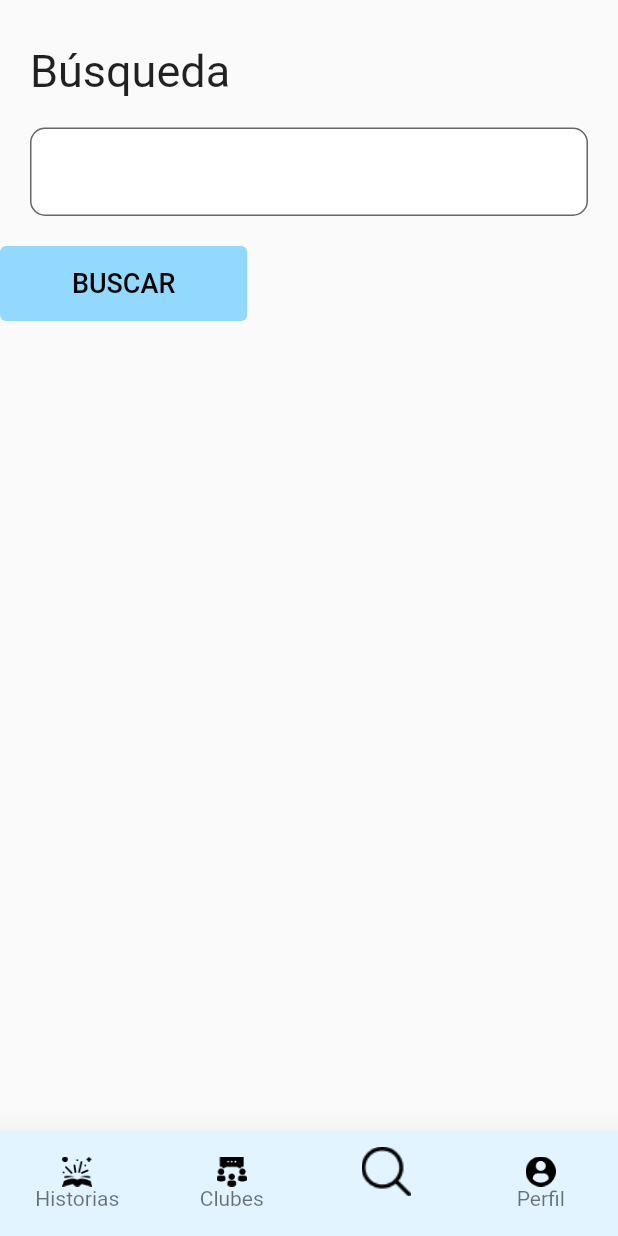
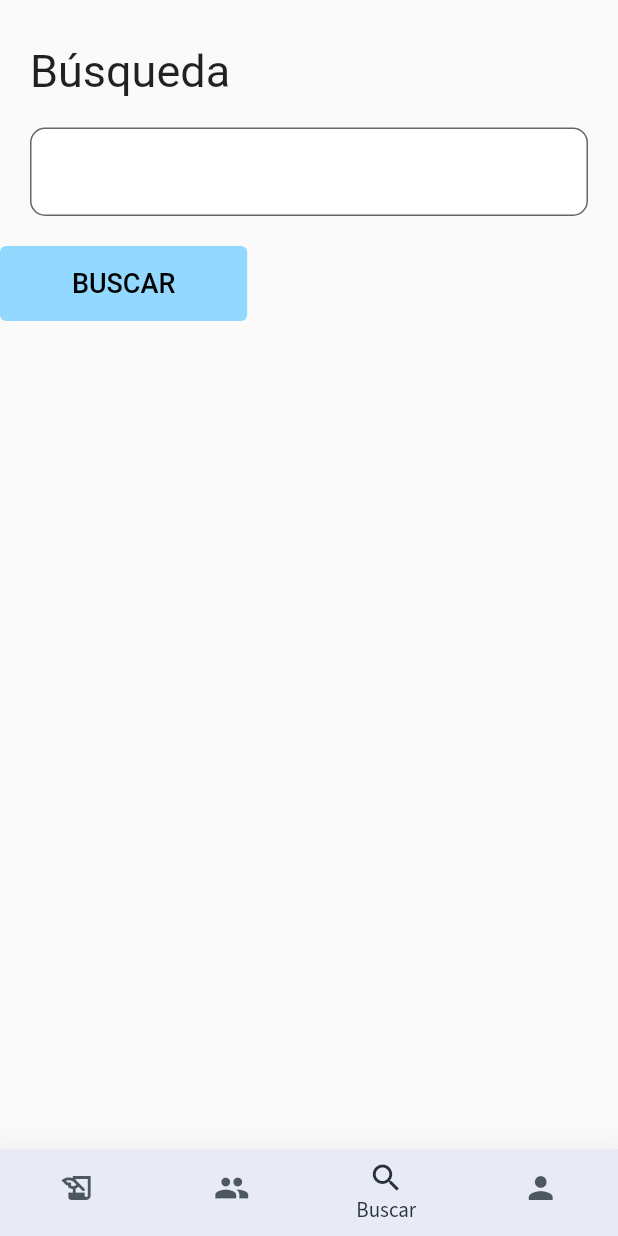
Before and after one commit to djgamarra/world_builder, a Flutter app: the HomePage screen opened directly, item 3 of the bottom bar chosen, on a phone screen of 412 x 824 dp. Run offline on Flutter 3.47's test engine with Material 2 defaults, Android fonts, the phone set to English and light mode, and no system bars; our stand-ins replace cloud_firestore, firebase_auth, firebase_core, flutter_svg, get, google_fonts; accounts and stored records are empty; Roboto replaces fonts that are missing (Play).

Commit message:
Style updated

```diff
--- a/lib/ui/pages/home_page.dart
+++ b/lib/ui/pages/home_page.dart
@@ -1,6 +1,7 @@
 import 'dart:ui';
 import 'package:flutter/material.dart';
 import 'package:google_fonts/google_fonts.dart';
+import 'package:world_builder/ui/constants.dart';
 import 'package:world_builder/ui/pages/search_page.dart';
 import 'package:world_builder/ui/pages/clubs_page.dart';
 import 'package:world_builder/ui/pages/stories_page.dart';
@@ -14,7 +15,6 @@ class HomePage extends StatefulWidget {
 }
 
 class _HomePageState extends State<HomePage> {
-
   int _selectedIndex = 0;
 
   static const List<Widget> _widgetOptions = <Widget>[
@@ -29,49 +29,42 @@ class _HomePageState extends State<HomePage> {
       _selectedIndex = index;
     });
   }
+
   @override
   Widget build(BuildContext context) {
-
     return Scaffold(
-      body: Center(
-        child: _widgetOptions.elementAt(_selectedIndex),
-      ),
-
-       bottomNavigationBar:
-        Theme(
-         data:Theme.of(context).copyWith(
-        canvasColor: const Color(0xFFE1F4FF),
-        ),
-        child: BottomNavigationBar(
+      body: _widgetOptions[_selectedIndex],
+      bottomNavigationBar: BottomNavigationBar(
         items: const <BottomNavigationBarItem>[
           BottomNavigationBarItem(
-            icon: ImageIcon(AssetImage("assets/Historias.png")),
+            icon: Icon(Icons.history_edu),
             label: 'Historias',
           ),
           BottomNavigationBarItem(
-            icon: ImageIcon(AssetImage("assets/grupo-de-chat.png")),
+            icon: Icon(Icons.group),
             label: 'Clubes',
           ),
           BottomNavigationBarItem(
-            icon: ImageIcon(AssetImage("assets/vidrio-de-aumento.png")),
+            icon: Icon(Icons.search),
             label: 'Buscar',
           ),
           BottomNavigationBarItem(
-            icon: ImageIcon(AssetImage("assets/usuario-de-perfil.png")),
+            icon: Icon(Icons.person),
             label: 'Perfil',
           ),
         ],
         type: BottomNavigationBarType.fixed,
         elevation: 20,
-        selectedIconTheme: const IconThemeData(size: 40, color: Colors.black),
-        unselectedIconTheme: const IconThemeData(size:20, color: Colors.black),
-        unselectedLabelStyle: GoogleFonts.play(fontSize: 14),
-        showSelectedLabels: false,
-        showUnselectedLabels: true,
+        selectedLabelStyle: primaryFont.copyWith(fontSize: 14),
+        unselectedLabelStyle: primaryFont.copyWith(fontSize: 14),
+        showSelectedLabels: true,
+        showUnselectedLabels: false,
         currentIndex: _selectedIndex,
         onTap: _onItemTapped,
-      ),)
-
+        selectedItemColor: defaultBorderColor,
+        unselectedItemColor: defaultBorderColor.withOpacity(.8),
+        backgroundColor: defaultBackgroundColor,
+      ),
     );
   }
 }
```
